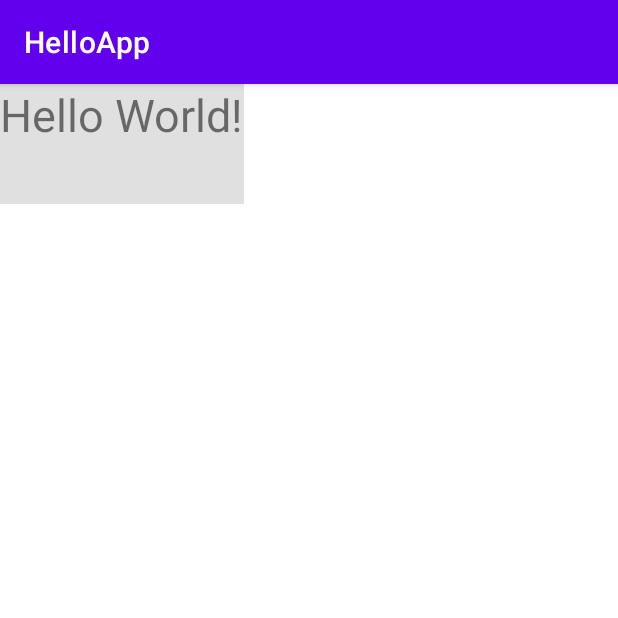
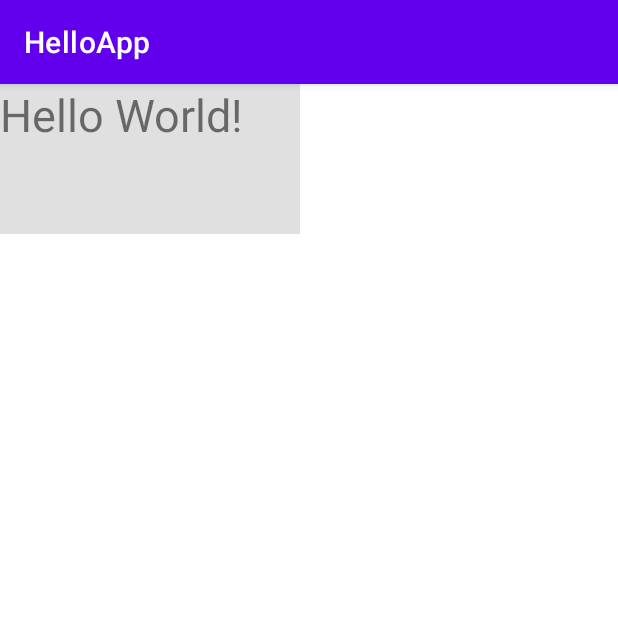
Before and after one commit to dannnik4/HelloAppAndroid, an Android app: the screen it shows after launch (MainActivity), on a phone screen of 412 x 824 dp, the top half of it. Run offline under Robolectric (Android 15) with nearby library versions, the phone set to English and light mode, and no system bars.

Commit message:
Update fifth_layout.xml

```diff
--- a/app/src/main/res/layout/fifth_layout.xml
+++ b/app/src/main/res/layout/fifth_layout.xml
@@ -8,7 +8,11 @@
     tools:context=".MainActivity">
 
     <TextView
-        android:layout_height="80dp"
+        android:minWidth="200dp"
+        android:maxWidth="250dp"
+        android:minHeight="100dp"
+        android:maxHeight="200dp"
+        android:layout_height="wrap_content"
         android:layout_width="wrap_content"
         android:text="Hello World!"
         android:textSize="30sp"
```
